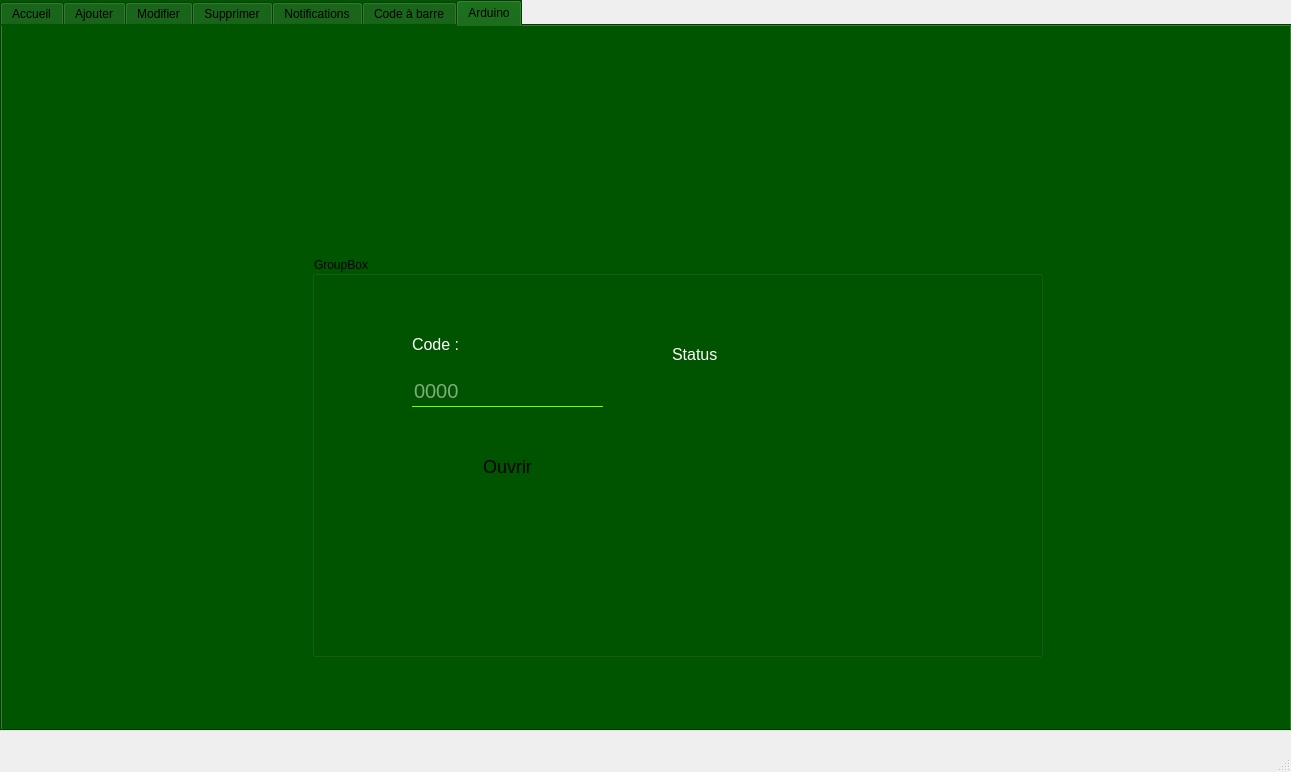
Hamoda73/Projet_Smart_rdi_center, file mainwindow.ui: the form before one commit.
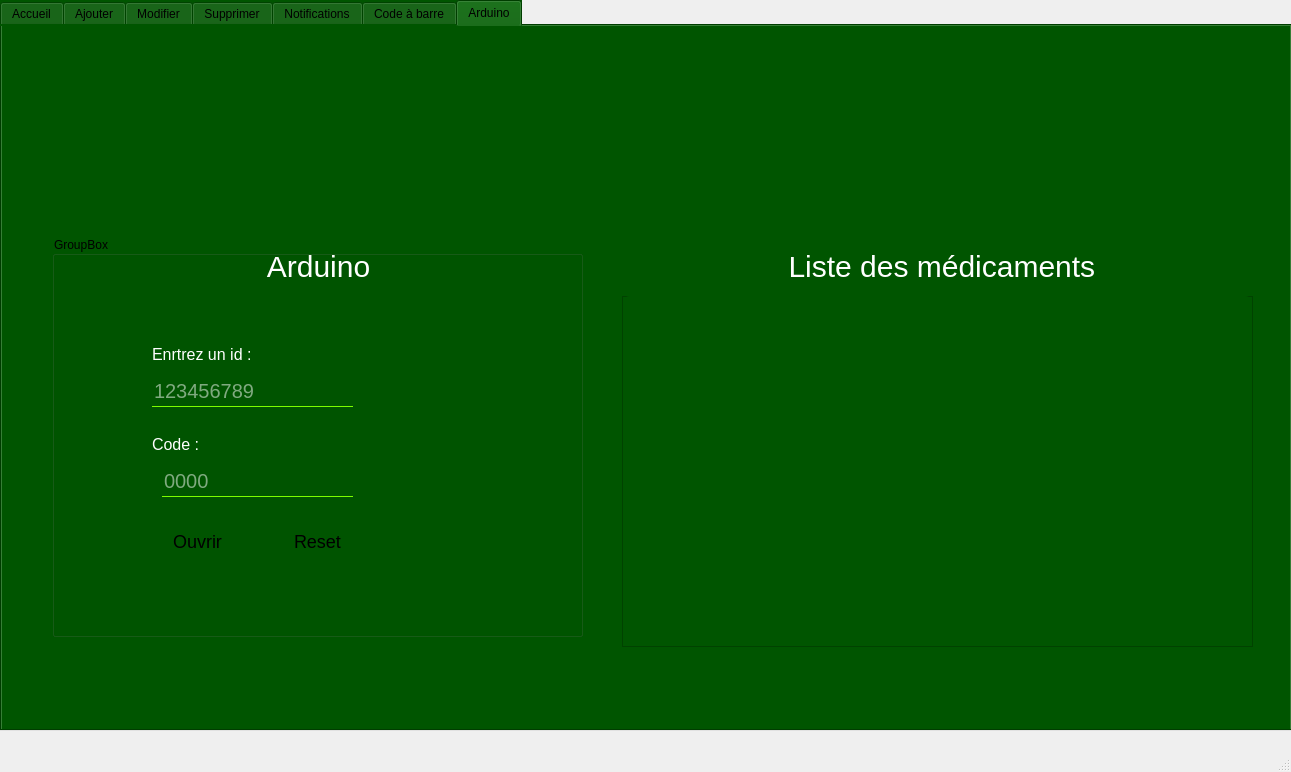
The form after the commit. The open tabs and pages were chosen to show the change. Icons and pictures are not drawn.

```diff
--- a/mainwindow.ui
+++ b/mainwindow.ui
@@ -2224,9 +2224,9 @@
      <widget class="QGroupBox" name="groupBox_9">
       <property name="geometry">
        <rect>
-        <x>310</x>
-        <y>230</y>
-        <width>731</width>
+        <x>50</x>
+        <y>210</y>
+        <width>531</width>
         <height>401</height>
        </rect>
       </property>
@@ -2239,8 +2239,8 @@
       <widget class="QLineEdit" name="code_arduino">
        <property name="geometry">
         <rect>
-         <x>100</x>
-         <y>120</y>
+         <x>110</x>
+         <y>230</y>
          <width>191</width>
          <height>31</height>
         </rect>
@@ -2272,7 +2272,7 @@
        <property name="geometry">
         <rect>
          <x>100</x>
-         <y>80</y>
+         <y>200</y>
          <width>171</width>
          <height>16</height>
         </rect>
@@ -2309,10 +2309,10 @@
       <widget class="QPushButton" name="pushButton_9">
        <property name="geometry">
         <rect>
-         <x>120</x>
-         <y>190</y>
-         <width>151</width>
-         <height>41</height>
+         <x>100</x>
+         <y>290</y>
+         <width>91</width>
+         <height>31</height>
         </rect>
        </property>
        <property name="styleSheet">
@@ -2335,11 +2335,40 @@
         <string>Ouvrir</string>
        </property>
       </widget>
+      <widget class="QLineEdit" name="arduino_id">
+       <property name="geometry">
+        <rect>
+         <x>100</x>
+         <y>140</y>
+         <width>201</width>
+         <height>31</height>
+        </rect>
+       </property>
+       <property name="styleSheet">
+        <string notr="true">background-color: rgb(255, 255, 255);
+background-image:url(c:/Users/Mahmoud/Desktop/background.png);
+background:transparent;
+border:none;
+border-bottom:1px solid #7CFC00;
+font-size:20px;
+color:white;
+</string>
+       </property>
+       <property name="inputMask">
+        <string/>
+       </property>
+       <property name="readOnly">
+        <bool>false</bool>
+       </property>
+       <property name="placeholderText">
+        <string>123456789</string>
+       </property>
+      </widget>
       <widget class="QLabel" name="label_44">
        <property name="geometry">
         <rect>
-         <x>360</x>
-         <y>90</y>
+         <x>100</x>
+         <y>110</y>
          <width>171</width>
          <height>16</height>
         </rect>
@@ -2351,9 +2380,92 @@
 font-size:16px;</string>
        </property>
        <property name="text">
-        <string>Status</string>
+        <string>Enrtrez un id :</string>
        </property>
       </widget>
+      <widget class="QPushButton" name="pushButton_10">
+       <property name="geometry">
+        <rect>
+         <x>220</x>
+         <y>290</y>
+         <width>91</width>
+         <height>31</height>
+        </rect>
+       </property>
+       <property name="styleSheet">
+        <string notr="true">QPushButton
+{
+color:rgb(0,0,0);
+background-image:url(c:/Users/Mahmoud/Desktop/ME/meds/images/background.png);
+border-radius:10px;
+font-size:18px;
+}
+QPushButton:hover
+{
+color:rgb(255,255,255);
+background-image:url(c:/Users/Mahmoud/Desktop/background2.png);
+border-radius:10px;
+background:#3CB043;
+}</string>
+       </property>
+       <property name="text">
+        <string>Reset</string>
+       </property>
+      </widget>
+      <widget class="QLabel" name="label_48">
+       <property name="geometry">
+        <rect>
+         <x>0</x>
+         <y>0</y>
+         <width>531</width>
+         <height>61</height>
+        </rect>
+       </property>
+       <property name="styleSheet">
+        <string notr="true">background-image:url(c:/Users/Mahmoud/Desktop/ME/meds/images/background3.png);
+font: 700 15pt &quot;8514oem&quot;;
+color: rgb(255, 255, 255);
+font-size:30px;
+border-radius:8px;</string>
+       </property>
+       <property name="text">
+        <string>                          Arduino</string>
+       </property>
+      </widget>
+     </widget>
+     <widget class="QTableView" name="tab_arduino">
+      <property name="geometry">
+       <rect>
+        <x>620</x>
+        <y>270</y>
+        <width>631</width>
+        <height>351</height>
+       </rect>
+      </property>
+      <property name="styleSheet">
+       <string notr="true">background-image:url(c:/Users/Mahmoud/Desktop/ME/meds/images/background.png);
+font-size:15px;</string>
+      </property>
+     </widget>
+     <widget class="QLabel" name="label_45">
+      <property name="geometry">
+       <rect>
+        <x>620</x>
+        <y>210</y>
+        <width>631</width>
+        <height>61</height>
+       </rect>
+      </property>
+      <property name="styleSheet">
+       <string notr="true">background-image:url(c:/Users/Mahmoud/Desktop/ME/meds/images/background3.png);
+font: 700 15pt &quot;8514oem&quot;;
+color: rgb(255, 255, 255);
+font-size:30px;
+border-radius:8px;</string>
+      </property>
+      <property name="text">
+       <string>                    Liste des médicaments</string>
+      </property>
      </widget>
     </widget>
    </widget>
```
Left out of the diff: 163 changed lines with no effect on the pictures.
